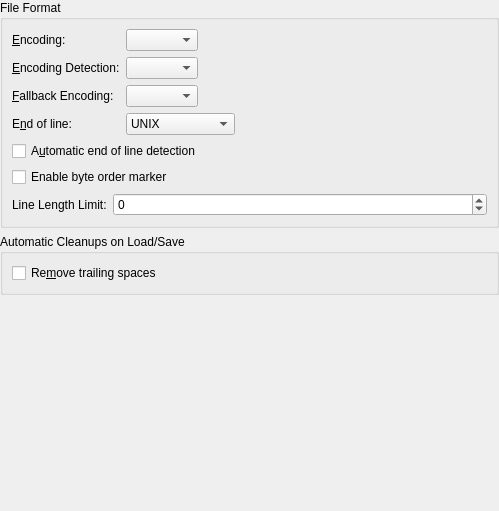
Above: part/dialogs/opensaveconfigwidget.ui from KDE/kate before the change. Below: the same form after it.
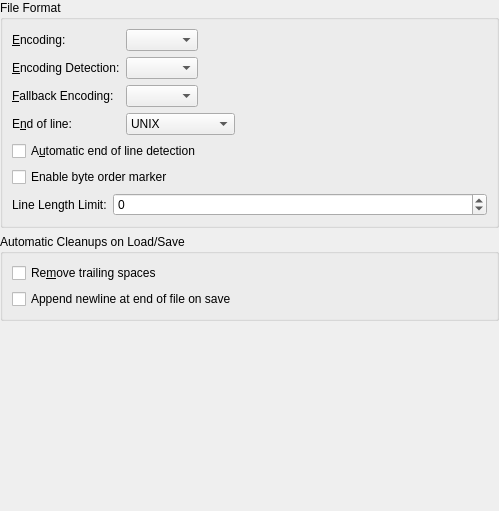
That is the form after the change. Custom widgets are drawn as their Qt base class.

Commit message: new option: [ ] Append newline at end of file on save

The edit to the form file:
```diff
--- a/part/dialogs/opensaveconfigwidget.ui
+++ b/part/dialogs/opensaveconfigwidget.ui
@@ -169,6 +169,16 @@
         </property>
        </widget>
       </item>
+      <item>
+       <widget class="QCheckBox" name="chkNewLineAtEof">
+        <property name="whatsThis">
+         <string>On save, a line break is appended to the document if not already present. The line break is visible after reloading the file.</string>
+        </property>
+        <property name="text">
+         <string>Append newline at end of file on save</string>
+        </property>
+       </widget>
+      </item>
      </layout>
     </widget>
    </item>
```
The commit also changes 1 other file.
